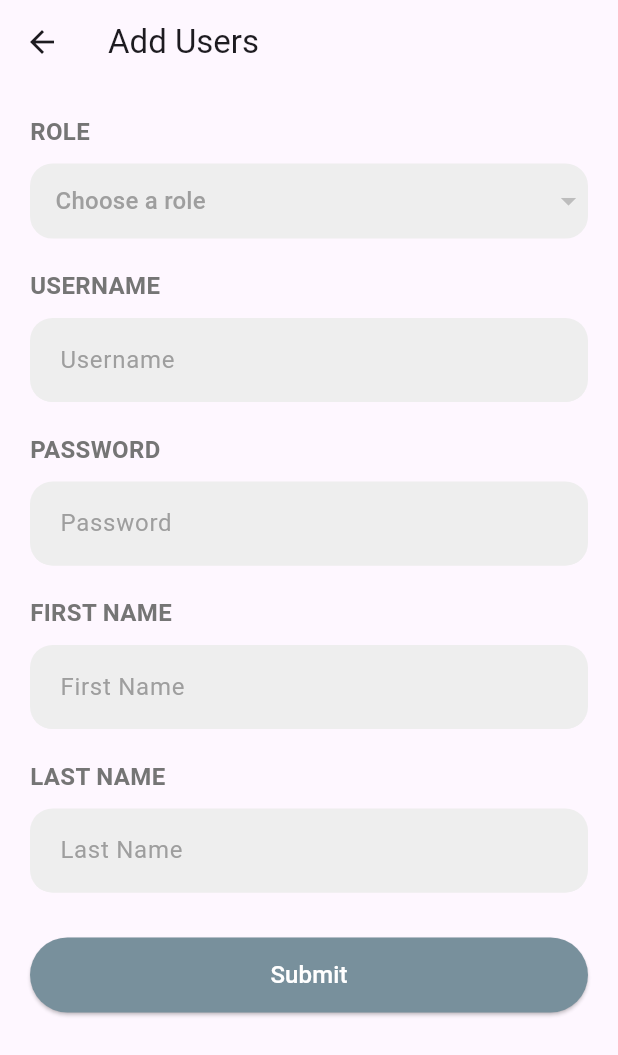
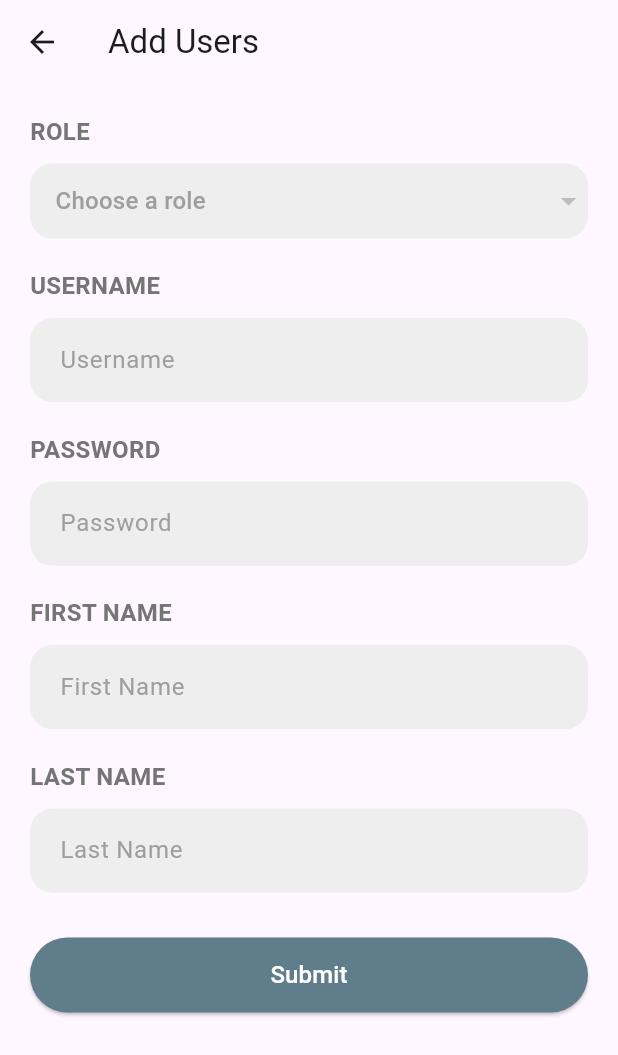
Before and after one commit to nanaykubo/flutterTrack, a Flutter app: the screen it shows after launch, in the side drawer, after a tap on "Add Users", on a phone screen of 412 x 824 dp. Shown: the top 1055 px of the screen. Run offline on Flutter 3.47's test engine with Material 3 defaults, Android fonts, the phone set to English and light mode, and no system bars; drawn by our look-alikes of dropdown_button2; network calls fail.

Commit message:
update to latest

```diff
--- a/lib/main.dart
+++ b/lib/main.dart
@@ -344,7 +344,7 @@ class _AddUsersState extends State<AddUsers> {
                       Container(
                         child: ElevatedButton(
                           style: ElevatedButton.styleFrom(
-                            primary: Colors.blueGrey.shade400,
+                            primary: Colors.blueGrey.shade500,
                             minimumSize: const Size.fromHeight(50), // NEW
                           ),
                           onPressed: () {},
```
